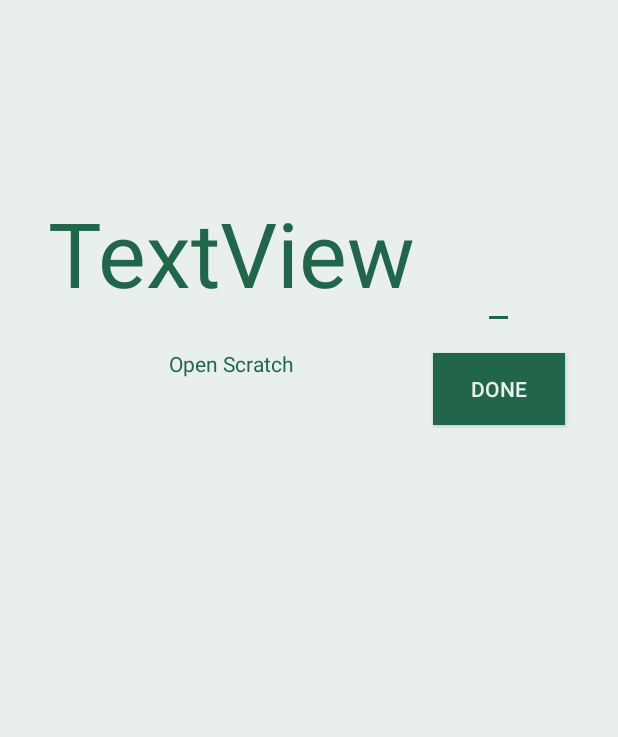
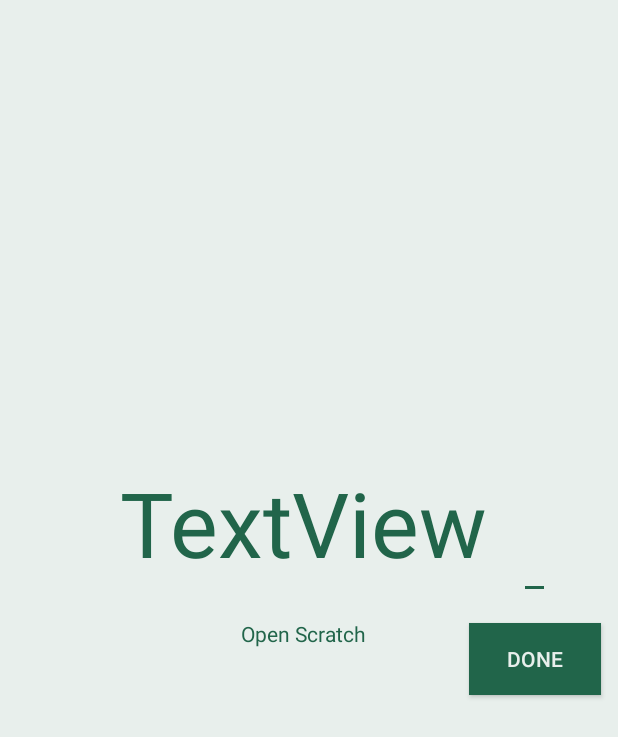
Before and after one commit to laprobacion/MathTutorial, an Android app: the layout activity_form2.xml on its own in the app's theme, with its tools: preview values and no code run, on a phone screen of 412 x 824 dp. Shown: the top 737 px of the screen. Run offline under Robolectric (Android 15) with nearby library versions, the phone set to English and light mode, and no system bars.

Commit message:
added titles

```diff
--- a/app/build.gradle
+++ b/app/build.gradle
@@ -5,7 +5,7 @@ android {
     buildToolsVersion "26.0.2"
     defaultConfig {
         applicationId "com.master.math"
-        minSdkVersion 15
+        minSdkVersion 23
         targetSdkVersion 26
         versionCode 1
         versionName "1.0"
--- a/app/src/main/java/com/master/math/activity/ComparingActivity.java
+++ b/app/src/main/java/com/master/math/activity/ComparingActivity.java
@@ -39,7 +39,6 @@ public class ComparingActivity extends AppCompatActivity {
         similarDenominators.setOnClickListener(new View.OnClickListener() {
             @Override
             public void onClick(View v) {
-                showGif(R.drawable.outro,ComparingActivity.this);
                 Intent lesson1Intent = new Intent(ComparingActivity.this, FractionActivity.class);
                 lesson1Intent.putExtra(FractionActivity.ACTIVITY_TYPE,FractionActivity.ACTIVITY_LESSON);
                 lesson1Intent.putExtra(FractionActivity.ACTIVITY_LESSON,FractionActivity.LESSON_1);
@@ -56,7 +55,6 @@ public class ComparingActivity extends AppCompatActivity {
             similarNumerators.setOnClickListener(new View.OnClickListener() {
                 @Override
                 public void onClick(View v) {
-                    showGif(R.drawable.outro,ComparingActivity.this);
                     Intent lesson1Intent = new Intent(ComparingActivity.this, FractionActivity.class);
                     lesson1Intent.putExtra(FractionActivity.ACTIVITY_TYPE,FractionActivity.ACTIVITY_LESSON);
                     lesson1Intent.putExtra(FractionActivity.ACTIVITY_LESSON,FractionActivity.LESSON_2);
@@ -76,7 +74,6 @@ public class ComparingActivity extends AppCompatActivity {
             dissimilarFractions.setOnClickListener(new View.OnClickListener() {
                 @Override
                 public void onClick(View v) {
-                    showGif(R.drawable.outro,ComparingActivity.this);
                     Intent lesson1Intent = new Intent(ComparingActivity.this, FractionActivity.class);
                     lesson1Intent.putExtra(FractionActivity.ACTIVITY_TYPE,FractionActivity.ACTIVITY_LESSON);
                     lesson1Intent.putExtra(FractionActivity.ACTIVITY_LESSON,FractionActivity.LESSON_3);
--- a/app/src/main/java/com/master/math/activity/LessonActivity.java
+++ b/app/src/main/java/com/master/math/activity/LessonActivity.java
@@ -7,6 +7,7 @@ import android.view.View;
 import android.widget.Button;
 
 import com.master.math.R;
+import com.master.math.activity.util.SaveState;
 
 public class LessonActivity extends AppCompatActivity {
 
@@ -24,11 +25,15 @@ public class LessonActivity extends AppCompatActivity {
         });
 
         Button arranging = (Button) findViewById(R.id.arranging);
+        if(false) { //TO BE UPDATED
             arranging.setOnClickListener(new View.OnClickListener() {
                 @Override
                 public void onClick(View v) {
                     startActivity(new Intent(LessonActivity.this, ArrangeFractionsActivity.class));
                 }
             });
+        } else {
+            arranging.setBackgroundColor(arranging.getContext().getResources().getColor(R.color.colorPrimaryDarkFaded));
         }
     }
+}
--- a/app/src/main/java/com/master/math/activity/MessageActivity.java
+++ b/app/src/main/java/com/master/math/activity/MessageActivity.java
@@ -8,6 +8,8 @@ import android.widget.TextView;
 
 import com.master.math.R;
 import com.master.math.activity.util.SaveState;
+
+import static com.master.math.activity.util.Util.showGif;
 
 public class MessageActivity extends AppCompatActivity {
     public static final String MESSAGE = "MESSAGE";
@@ -47,6 +49,7 @@ public class MessageActivity extends AppCompatActivity {
                     if(lesson.equals(FractionActivity.LESSON_1)){
                         if(activityType.equals(FractionActivity.ACTIVITY_LESSON)){
                             SaveState.get(MessageActivity.this).setSimilarDenominatorDone(MessageActivity.this);
+                            showGif(R.drawable.outro,MessageActivity.this);
                         }else{
                             SaveState.get(MessageActivity.this).setSimilarDenominatorDone_Seatwork();
                             Intent lesson1Intent = new Intent(MessageActivity.this, FractionActivity.class);
@@ -58,6 +61,7 @@ public class MessageActivity extends AppCompatActivity {
                     }else if(lesson.equals(FractionActivity.LESSON_2)){
                         if(activityType.equals(FractionActivity.ACTIVITY_LESSON)){
                             SaveState.get(MessageActivity.this).setSimilarNumeratorDone(MessageActivity.this);
+                            showGif(R.drawable.outro,MessageActivity.this);
                         }else{
                             SaveState.get(MessageActivity.this).setSimilarNumeratorDone_Seatwork();
                             Intent lesson1Intent = new Intent(MessageActivity.this, FractionActivity.class);
@@ -69,6 +73,7 @@ public class MessageActivity extends AppCompatActivity {
                     }else{
                         if(activityType.equals(FractionActivity.ACTIVITY_LESSON)){
                             SaveState.get(MessageActivity.this).setDissimilarFractionDone(MessageActivity.this);
+                            showGif(R.drawable.outro,MessageActivity.this);
                         }else{
                             SaveState.get(MessageActivity.this).setDissimilarFractionDone_Seatwork();
                             SaveState.get(MessageActivity.this).endSeatwork(MessageActivity.this);
--- a/app/src/main/java/com/master/math/activity/fraction/CompareFractionProcessor.java
+++ b/app/src/main/java/com/master/math/activity/fraction/CompareFractionProcessor.java
@@ -263,6 +263,7 @@ public class CompareFractionProcessor implements Processor{
         iMessage.putExtra(MessageActivity.MESSAGE, "Done");
         iMessage.putExtra(FractionActivity.ACTIVITY_LESSON, lesson);
         iMessage.putExtra(FractionActivity.ACTIVITY_TYPE, activityType);
+        SaveState.get(activity.getApplicationContext()).incrementSkippedItems();
         activity.startActivity(iMessage);
         SaveState.get(activity.getApplicationContext()).incrementCorrectAns();
         activity.finish();
--- a/app/src/main/res/layout/activity_form2.xml
+++ b/app/src/main/res/layout/activity_form2.xml
@@ -13,12 +13,15 @@
         android:id="@+id/formula"
         android:layout_width="wrap_content"
         android:layout_height="wrap_content"
-        android:layout_marginStart="32dp"
-        android:layout_marginTop="128dp"
 
+        android:layout_marginBottom="128dp"
+        android:layout_marginEnd="32dp"
+        android:layout_marginStart="24dp"
         android:text="TextView"
         android:textColor="@color/colorPrimaryDark"
         android:textSize="60dp"
+        app:layout_constraintBottom_toBottomOf="parent"
+        app:layout_constraintEnd_toEndOf="parent"
         app:layout_constraintStart_toStartOf="parent"
         app:layout_constraintTop_toTopOf="parent" />
 
```
Also changed, not shown: app/src/main/java/com/master/math/activity/HelpActivity.java (+4 -3 lines), app/src/main/java/com/master/math/activity/StatsActivity.java (+12 -5 lines), app/src/main/java/com/master/math/activity/util/SaveState.java (+26 -4 lines), 58 other files. Lines whose indentation alone changed are shown as unchanged.
